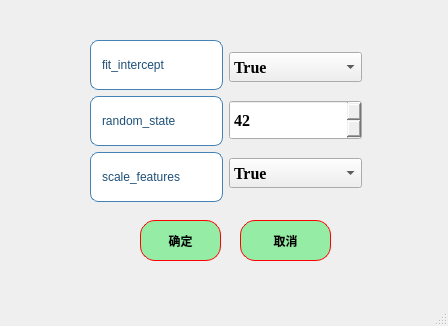
First picture: the form in ui/algorithms11_LR_para.ui, repository azhongege24/predict_first, before the edit.
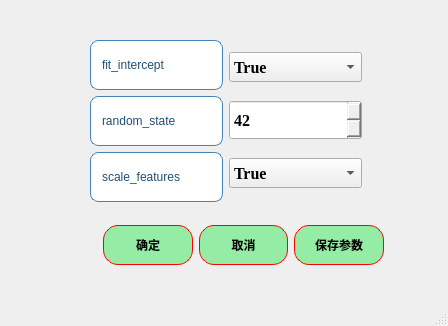
Second picture: the form after the edit.

Commit message: 添加了参数记忆功能，然后更新了版本，然后增加了输出结果滚动界面

What changed in the file:
```diff
--- a/ui/algorithms11_LR_para.ui
+++ b/ui/algorithms11_LR_para.ui
@@ -14,68 +14,6 @@
    <string>线性回归参数设置</string>
   </property>
   <widget class="QWidget" name="centralwidget">
-   <widget class="QPushButton" name="pushButton">
-    <property name="geometry">
-     <rect>
-      <x>140</x>
-      <y>220</y>
-      <width>81</width>
-      <height>41</height>
-     </rect>
-    </property>
-    <property name="styleSheet">
-     <string notr="true">QPushButton{
-border:1px solid red;   /*边框的粗细，颜色*/
-border-radius:15px;    /*设置圆角半径 */
-padding:2px 4px;  /*QFrame边框与内部其它部件的距离*/
-background-color: rgb(149, 236, 165);	/*背景颜色*/
-color:rgb(0, 0, 0);		/*字体颜色*/
-	font: 18pt &quot;楷体&quot;;
-
-font:bold;
-}
-QPushButton:hover {
-    background-color: rgb(177, 244, 155);    /* 悬停时背景色 */
-}
-QPushButton:pressed {
-    background-color:rgb(99, 181, 255);     /* 点击时背景色 */
-}</string>
-    </property>
-    <property name="text">
-     <string>确定</string>
-    </property>
-   </widget>
-   <widget class="QPushButton" name="pushButton_2">
-    <property name="geometry">
-     <rect>
-      <x>240</x>
-      <y>220</y>
-      <width>91</width>
-      <height>41</height>
-     </rect>
-    </property>
-    <property name="styleSheet">
-     <string notr="true">QPushButton{
-border:1px solid red;   /*边框的粗细，颜色*/
-border-radius:15px;    /*设置圆角半径 */
-padding:2px 4px;  /*QFrame边框与内部其它部件的距离*/
-background-color: rgb(149, 236, 165);	/*背景颜色*/
-color:rgb(0, 0, 0);		/*字体颜色*/
-	font: 18pt &quot;楷体&quot;;
-
-font:bold;
-}
-QPushButton:hover {
-    background-color: rgb(177, 244, 155);    /* 悬停时背景色 */
-}
-QPushButton:pressed {
-    background-color:rgb(99, 181, 255);     /* 点击时背景色 */
-}</string>
-    </property>
-    <property name="text">
-     <string>取消</string>
-    </property>
-   </widget>
    <widget class="QWidget" name="layoutWidget">
     <property name="geometry">
      <rect>
@@ -304,6 +242,111 @@
      </item>
     </layout>
    </widget>
+   <widget class="QWidget" name="">
+    <property name="geometry">
+     <rect>
+      <x>103</x>
+      <y>220</y>
+      <width>281</width>
+      <height>51</height>
+     </rect>
+    </property>
+    <layout class="QHBoxLayout" name="horizontalLayout_2">
+     <item>
+      <widget class="QPushButton" name="pushButton">
+       <property name="minimumSize">
+        <size>
+         <width>0</width>
+         <height>40</height>
+        </size>
+       </property>
+       <property name="styleSheet">
+        <string notr="true">QPushButton{
+border:1px solid red;   /*边框的粗细，颜色*/
+border-radius:15px;    /*设置圆角半径 */
+padding:2px 4px;  /*QFrame边框与内部其它部件的距离*/
+background-color: rgb(149, 236, 165);	/*背景颜色*/
+color:rgb(0, 0, 0);		/*字体颜色*/
+	font: 18pt &quot;楷体&quot;;
+
+font:bold;
+}
+QPushButton:hover {
+    background-color: rgb(177, 244, 155);    /* 悬停时背景色 */
+}
+QPushButton:pressed {
+    background-color:rgb(99, 181, 255);     /* 点击时背景色 */
+}</string>
+       </property>
+       <property name="text">
+        <string>确定</string>
+       </property>
+      </widget>
+     </item>
+     <item>
+      <widget class="QPushButton" name="pushButton_2">
+       <property name="minimumSize">
+        <size>
+         <width>0</width>
+         <height>40</height>
+        </size>
+       </property>
+       <property name="styleSheet">
+        <string notr="true">QPushButton{
+border:1px solid red;   /*边框的粗细，颜色*/
+border-radius:15px;    /*设置圆角半径 */
+padding:2px 4px;  /*QFrame边框与内部其它部件的距离*/
+background-color: rgb(149, 236, 165);	/*背景颜色*/
+color:rgb(0, 0, 0);		/*字体颜色*/
+	font: 18pt &quot;楷体&quot;;
+
+font:bold;
+}
+QPushButton:hover {
+    background-color: rgb(177, 244, 155);    /* 悬停时背景色 */
+}
+QPushButton:pressed {
+    background-color:rgb(99, 181, 255);     /* 点击时背景色 */
+}</string>
+       </property>
+       <property name="text">
+        <string>取消</string>
+       </property>
+      </widget>
+     </item>
+     <item>
+      <widget class="QPushButton" name="pushButton_save_params">
+       <property name="minimumSize">
+        <size>
+         <width>0</width>
+         <height>40</height>
+        </size>
+       </property>
+       <property name="styleSheet">
+        <string notr="true">QPushButton{
+border:1px solid red;   /*边框的粗细，颜色*/
+border-radius:15px;    /*设置圆角半径 */
+padding:2px 4px;  /*QFrame边框与内部其它部件的距离*/
+background-color: rgb(149, 236, 165);	/*背景颜色*/
+color:rgb(0, 0, 0);		/*字体颜色*/
+	font: 18pt &quot;楷体&quot;;
+
+font:bold;
+}
+QPushButton:hover {
+    background-color: rgb(177, 244, 155);    /* 悬停时背景色 */
+}
+QPushButton:pressed {
+    background-color:rgb(99, 181, 255);     /* 点击时背景色 */
+}</string>
+       </property>
+       <property name="text">
+        <string>保存参数</string>
+       </property>
+      </widget>
+     </item>
+    </layout>
+   </widget>
   </widget>
   <widget class="QMenuBar" name="menubar">
    <property name="geometry">
```
The commit also changes 47 other files.
